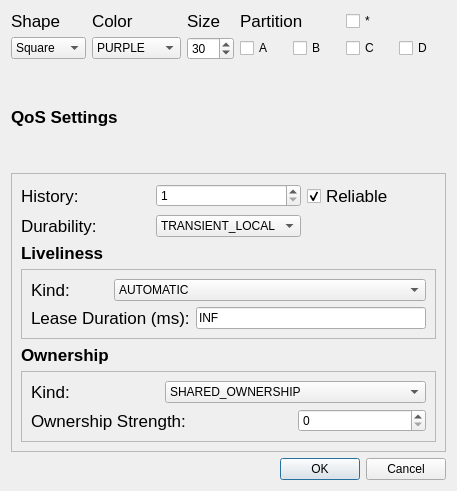
Above: utils/ShapesDemo/forms/publishdialog.ui from eProsima/Fast-DDS before the change. Below: the same form after it.
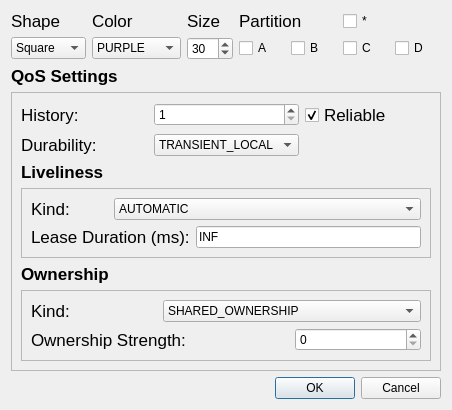
That is the form after the change.

The edit to the form file:
```diff
--- a/utils/ShapesDemo/forms/publishdialog.ui
+++ b/utils/ShapesDemo/forms/publishdialog.ui
@@ -6,8 +6,8 @@
    <rect>
     <x>0</x>
     <y>0</y>
-    <width>457</width>
-    <height>491</height>
+    <width>452</width>
+    <height>403</height>
    </rect>
   </property>
   <property name="windowTitle">
```
Left out of the diff: 1 changed line with no effect on the pictures.
